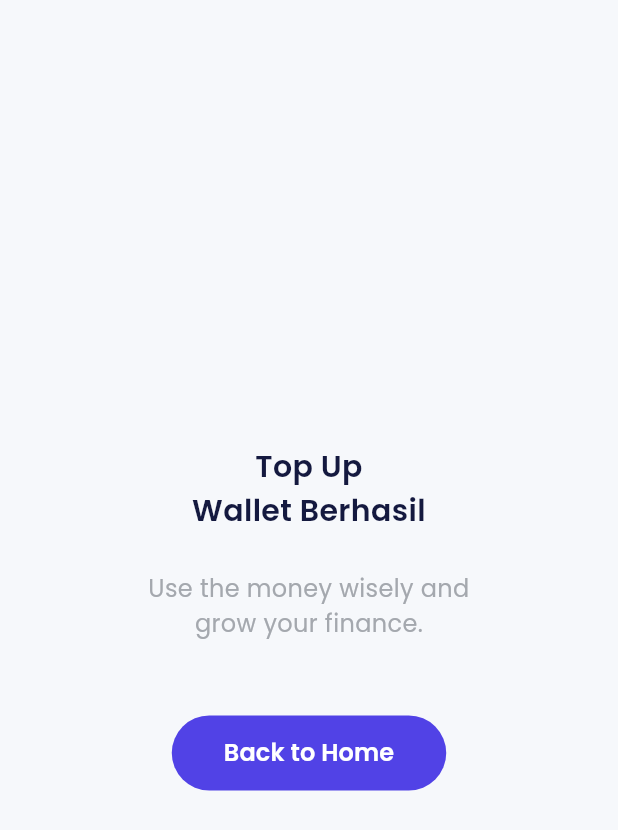
After one commit to afrizzal/payments, a Flutter app: the TopupSuccessPage screen opened by its route, on a phone screen of 412 x 824 dp. The commit adds this screen. Shown: the top 830 px of the screen. Run offline on Flutter 3.47's test engine with Material 3 defaults, Android fonts, the phone set to English and light mode, and no system bars; our stand-ins replace carousel_slider, google_fonts.

```diff
--- a/lib/main.dart
+++ b/lib/main.dart
@@ -15,6 +15,7 @@
 import 'package:flutter_payments/ui/pages/splash_page.dart';
 import 'package:flutter_payments/ui/pages/topup_amount_page.dart';
 import 'package:flutter_payments/ui/pages/topup_page.dart';
+import 'package:flutter_payments/ui/pages/topup_success.dart';
 
 void main() => runApp(const MyApp());
 
@@ -56,6 +57,7 @@
         '/profile-edit-success':(context) => const ProfileEditSuccessPage(),
         '/topup':(context) => const TopUpPage(),
         '/topup-amount':(context) => const TopupAmountPage(),
+        '/topup-success':(context) => const TopupSuccessPage(),
       },
     );
   }
--- /dev/null
+++ b/lib/ui/pages/topup_success.dart
@@ -0,0 +1,49 @@
+import "package:flutter/material.dart";
+import "package:flutter_payments/shared/theme.dart";
+import "package:flutter_payments/ui/widgets/buttons.dart";
+
+class TopupSuccessPage extends StatelessWidget {
+  const TopupSuccessPage({super.key});
+
+  @override
+  Widget build(BuildContext context) {
+    return Scaffold(
+      body: Center(
+        child: Column(
+          mainAxisAlignment: MainAxisAlignment.center,
+          children: [
+            Text(
+              'Top Up\nWallet Berhasil',
+              style: blackTextStyle.copyWith(
+                fontSize: 20,
+                fontWeight: semiBold,
+              ),
+              textAlign: TextAlign.center,
+            ),
+            const SizedBox(
+              height: 26,
+            ),
+            Text(
+              'Use the money wisely and\ngrow your finance.',
+              style: greyTextStyle.copyWith(
+                fontSize: 16,
+              ),
+              textAlign: TextAlign.center,
+            ),
+            const SizedBox(
+              height: 50,
+            ),
+            CustomFilledButton(
+              width: 183,
+              title: 'Back to Home',
+              onPressed: (){
+                Navigator.pushNamedAndRemoveUntil(
+                  context, '/home', (route) => false);
+              },
+            ),
+          ],
+        ),
+      ),
+    );
+  }
+}
--- a/pubspec.yaml
+++ b/pubspec.yaml
@@ -33,6 +33,7 @@
   google_fonts: ^6.1.0
   carousel_slider: ^4.2.1
   url_launcher: ^6.2.4
+  intl: ^0.19.0
 
 
   # The following adds the Cupertino Icons font to your application.
```
Also changed, not shown: lib/ui/pages/topup_amount_page.dart (+75 -24 lines), pubspec.lock.
